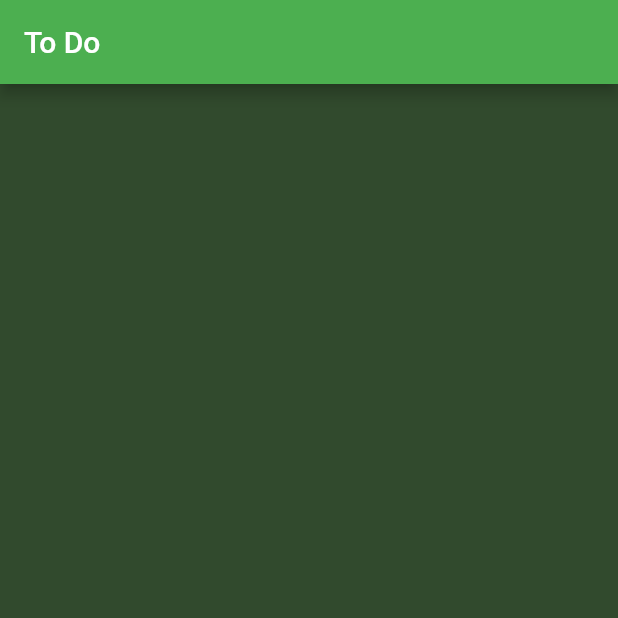
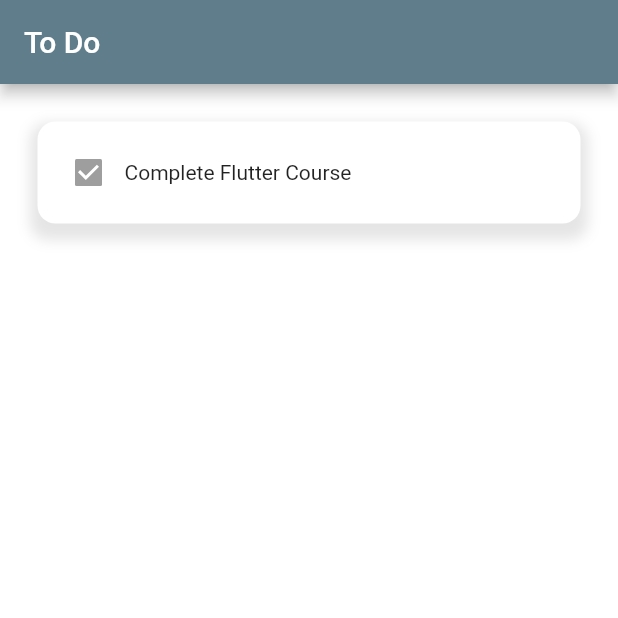
Before and after one commit to isharab/todo_flutter, a Flutter app: the screen it shows after launch, on a phone screen of 412 x 824 dp, the top half of it. Run offline on Flutter 3.47's test engine with Material 2 defaults, Android fonts, the phone set to English and light mode, and no system bars.

Commit message:
almost done with the todoTile

```diff
--- a/lib/main.dart
+++ b/lib/main.dart
@@ -1,5 +1,5 @@
 import 'package:flutter/material.dart';
-import 'home_page.dart';
+import 'utils/home_page.dart';
 
 void main() {
   runApp(const MyApp());
@@ -14,7 +14,7 @@ class MyApp extends StatelessWidget {
     return MaterialApp(
       debugShowCheckedModeBanner: false,
       home: const HomePage(),
-      theme: ThemeData(primarySwatch: Colors.green),
+      theme: ThemeData(primarySwatch: Colors.blueGrey),
     );
   }
 }
--- a/lib/theme/colors.dart
+++ b/lib/theme/colors.dart
@@ -1,5 +1,5 @@
 import 'package:flutter/material.dart';
 
-var primaryColor = const Color.fromARGB(255, 49, 74, 45);
-var secondaryColor = const Color.fromARGB(255, 121, 127, 79);
-var thirdaryColor = const Color.fromARGB(255, 223, 229, 143);
+var primaryColor = const Color.fromARGB(255, 255, 255, 255);
+var secondaryColor = const Color.fromARGB(255, 0, 0, 0);
+var thirdaryColor = const Color.fromARGB(255, 251, 2, 3);
--- a/lib/home_page.dart
+++ b/lib/utils/home_page.dart
@@ -1,6 +1,7 @@
 import 'package:flutter/material.dart';
+import 'package:todo_app/utils/todo_tile.dart';
 
-import 'theme/colors.dart';
+import '../theme/colors.dart';
 
 class HomePage extends StatefulWidget {
   const HomePage({super.key});
@@ -17,6 +18,15 @@ class _HomePageState extends State<HomePage> {
       appBar: AppBar(
         title: const Text('To Do'),
       ),
+      body: ListView(
+        children: [
+          ToDoTile(
+            taskName: 'Complete Flutter Course',
+            isCompleted: true,
+            onChanged: null,
+          ),
+        ],
+      ),
     );
   }
 }
--- /dev/null
+++ b/lib/utils/todo_tile.dart
@@ -0,0 +1,48 @@
+import 'package:flutter/material.dart';
+import '../theme/colors.dart';
+
+class ToDoTile extends StatelessWidget {
+  final String taskName;
+  final bool isCompleted;
+  Function(bool?)? onChanged;
+
+  ToDoTile({
+    super.key,
+    required this.taskName,
+    required this.isCompleted,
+    required this.onChanged,
+  });
+
+  @override
+  Widget build(BuildContext context) {
+    return Padding(
+      padding: const EdgeInsets.all(25),
+      child: Container(
+        padding: const EdgeInsets.all(10),
+        decoration: BoxDecoration(
+          color: primaryColor,
+          borderRadius: BorderRadius.circular(12),
+          boxShadow: [
+            BoxShadow(
+              color: secondaryColor.withOpacity(0.1),
+              spreadRadius: 5,
+              blurRadius: 7,
+              offset: const Offset(0, 6),
+            ),
+          ],
+        ),
+        child: Row(
+          children: [
+            // checkbox
+            Checkbox(
+              value: isCompleted,
+              onChanged: onChanged,
+            ),
+            // task name
+            Text(taskName),
+          ],
+        ),
+      ),
+    );
+  }
+}
```
